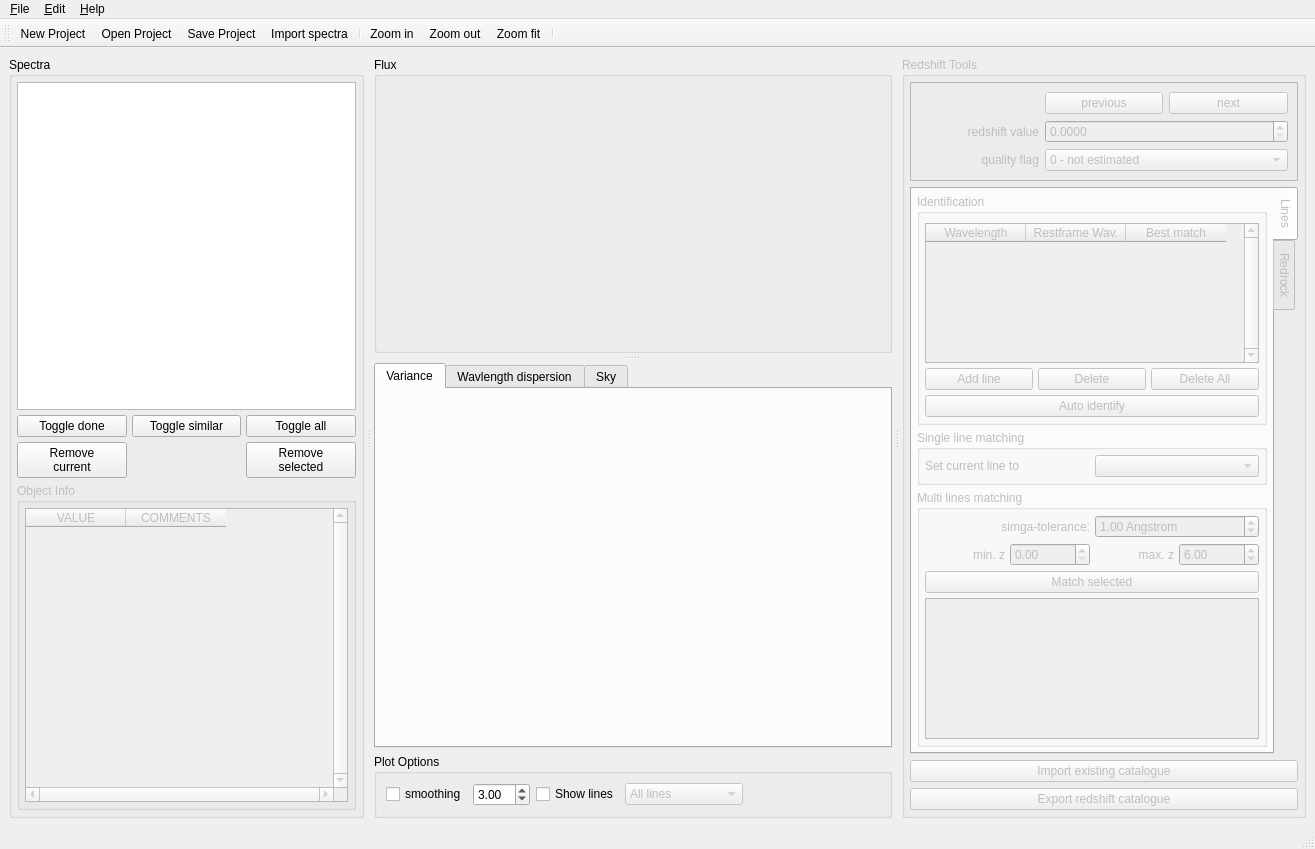
mauritiusdadd/redmost, file src/redmost/ui/main_window.ui: the form before one commit.
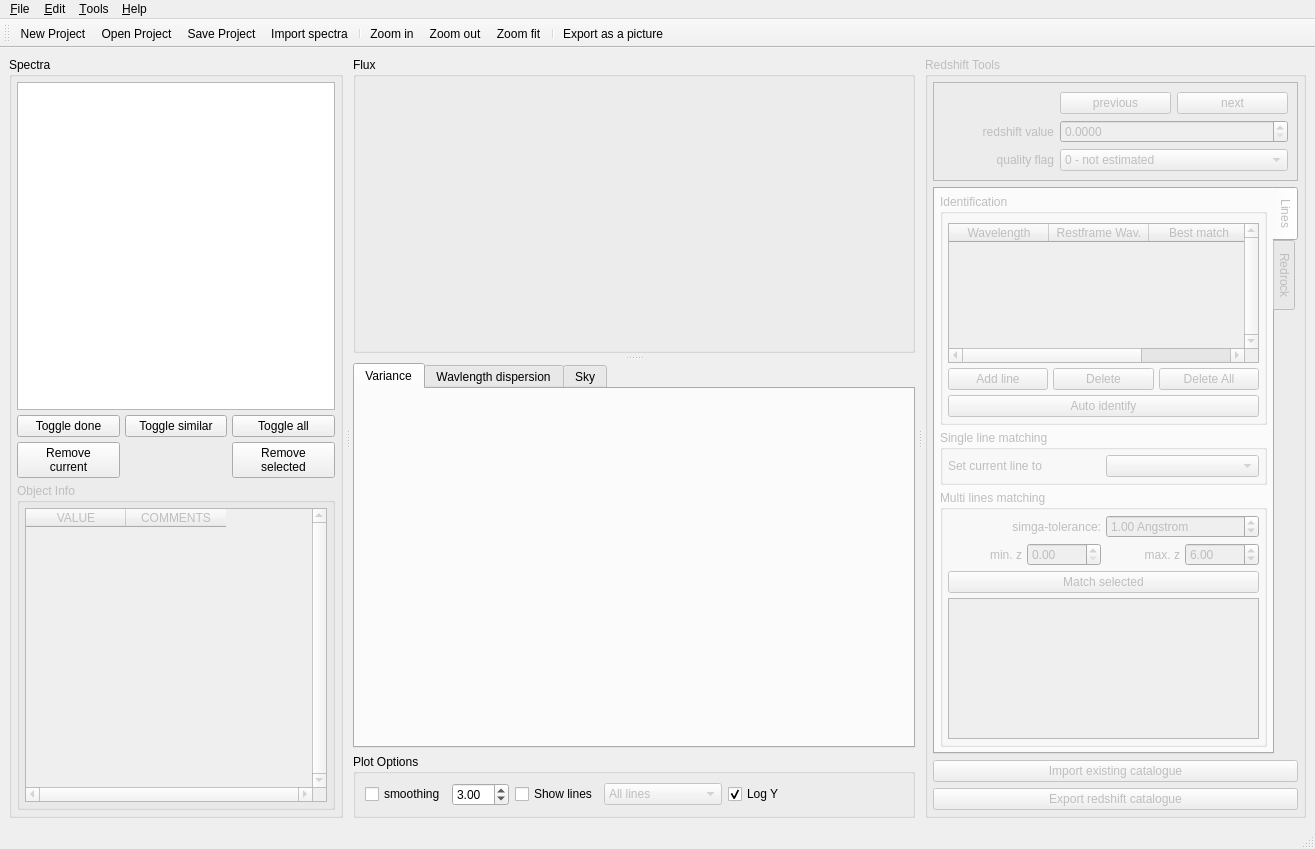
The form after the commit. Icons and pictures are not drawn.

Commit message: Add export as a picture function

```diff
--- a/src/redmost/ui/main_window.ui
+++ b/src/redmost/ui/main_window.ui
@@ -454,6 +454,16 @@
                </item>
               </widget>
              </item>
+             <item>
+              <widget class="QCheckBox" name="log_y_check_box">
+               <property name="text">
+                <string>Log Y</string>
+               </property>
+               <property name="checked">
+                <bool>true</bool>
+               </property>
+              </widget>
+             </item>
              <item>
               <spacer name="horizontal_spacer_2">
                <property name="orientation">
@@ -1096,8 +1106,18 @@
     </property>
     <addaction name="action_settings"/>
    </widget>
+   <widget class="QMenu" name="menuExport">
+    <property name="title">
+     <string>&amp;Tools</string>
+    </property>
+    <addaction name="action_import_zcat"/>
+    <addaction name="action_export_zcat"/>
+    <addaction name="separator"/>
+    <addaction name="action_export_as_a_picture"/>
+   </widget>
    <addaction name="menuFile"/>
    <addaction name="menu_edit"/>
+   <addaction name="menuExport"/>
    <addaction name="menu_about"/>
   </widget>
   <widget class="QStatusBar" name="statusbar"/>
@@ -1123,6 +1143,7 @@
    <addaction name="action_zoom_out"/>
    <addaction name="action_zoom_fit"/>
    <addaction name="separator"/>
+   <addaction name="action_export_as_a_picture"/>
   </widget>
   <action name="action_open_project">
    <property name="icon">
@@ -1268,7 +1289,15 @@
   </action>
   <action name="action_export_zcat">
    <property name="text">
-    <string>Export spectroscopic catalogue</string>
+    <string>E&amp;xport spectroscopic catalogue</string>
+   </property>
+  </action>
+  <action name="action_export_as_a_picture">
+   <property name="icon">
+    <iconset theme="image-x-generic"/>
+   </property>
+   <property name="text">
+    <string>&amp;Export as a picture</string>
    </property>
   </action>
  </widget>
```
Left out of the diff: 6 changed lines with no effect on the pictures. The commit also changes 5 other files.
